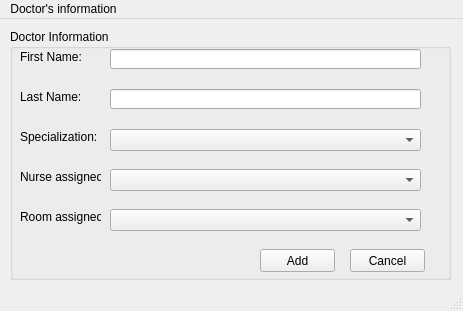
The window that Screens/Admin AddDoctor.ui (RaahimHash/DBMS-Project-UHU-Clinic) describes before a commit, drawn with Qt 5.
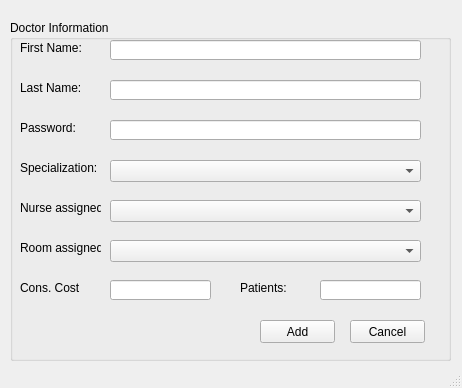
The same window after the commit.

The edit to the form file:
```diff
--- a/Screens/Admin AddDoctor.ui
+++ b/Screens/Admin AddDoctor.ui
@@ -6,8 +6,8 @@
    <rect>
     <x>0</x>
     <y>0</y>
-    <width>463</width>
-    <height>311</height>
+    <width>462</width>
+    <height>388</height>
    </rect>
   </property>
   <property name="windowTitle">
@@ -18,9 +18,9 @@
     <property name="geometry">
      <rect>
       <x>10</x>
-      <y>10</y>
+      <y>20</y>
       <width>441</width>
-      <height>251</height>
+      <height>341</height>
      </rect>
     </property>
     <property name="title">
@@ -69,7 +69,7 @@
      <property name="geometry">
       <rect>
        <x>250</x>
-       <y>220</y>
+       <y>300</y>
        <width>75</width>
        <height>23</height>
       </rect>
@@ -82,7 +82,7 @@
      <property name="geometry">
       <rect>
        <x>340</x>
-       <y>220</y>
+       <y>300</y>
        <width>75</width>
        <height>23</height>
       </rect>
@@ -108,7 +108,7 @@
      <property name="geometry">
       <rect>
        <x>10</x>
-       <y>100</y>
+       <y>140</y>
        <width>81</width>
        <height>16</height>
       </rect>
@@ -121,7 +121,7 @@
      <property name="geometry">
       <rect>
        <x>100</x>
-       <y>100</y>
+       <y>140</y>
        <width>311</width>
        <height>22</height>
       </rect>
@@ -131,7 +131,7 @@
      <property name="geometry">
       <rect>
        <x>100</x>
-       <y>140</y>
+       <y>180</y>
        <width>311</width>
        <height>22</height>
       </rect>
@@ -141,7 +141,7 @@
      <property name="geometry">
       <rect>
        <x>10</x>
-       <y>140</y>
+       <y>180</y>
        <width>81</width>
        <height>16</height>
       </rect>
@@ -154,7 +154,7 @@
      <property name="geometry">
       <rect>
        <x>10</x>
-       <y>180</y>
+       <y>220</y>
        <width>81</width>
        <height>16</height>
       </rect>
@@ -167,30 +167,101 @@
      <property name="geometry">
       <rect>
        <x>100</x>
-       <y>180</y>
+       <y>220</y>
        <width>311</width>
        <height>22</height>
       </rect>
      </property>
     </widget>
+    <widget class="QLineEdit" name="linePassword">
+     <property name="geometry">
+      <rect>
+       <x>100</x>
+       <y>100</y>
+       <width>311</width>
+       <height>20</height>
+      </rect>
+     </property>
+     <property name="echoMode">
+      <enum>QLineEdit::Password</enum>
+     </property>
+     <property name="readOnly">
+      <bool>false</bool>
+     </property>
+    </widget>
+    <widget class="QLabel" name="label_6">
+     <property name="geometry">
+      <rect>
+       <x>10</x>
+       <y>100</y>
+       <width>81</width>
+       <height>16</height>
+      </rect>
+     </property>
+     <property name="text">
+      <string>Password:</string>
+     </property>
+    </widget>
+    <widget class="QLabel" name="label_7">
+     <property name="geometry">
+      <rect>
+       <x>10</x>
+       <y>260</y>
+       <width>81</width>
+       <height>16</height>
+      </rect>
+     </property>
+     <property name="text">
+      <string>Cons. Cost</string>
+     </property>
+    </widget>
+    <widget class="QLineEdit" name="linePatients">
+     <property name="geometry">
+      <rect>
+       <x>310</x>
+       <y>260</y>
+       <width>101</width>
+       <height>20</height>
+      </rect>
+     </property>
+     <property name="echoMode">
+      <enum>QLineEdit::Normal</enum>
+     </property>
+     <property name="readOnly">
+      <bool>false</bool>
+     </property>
+    </widget>
+    <widget class="QLineEdit" name="lineCost">
+     <property name="geometry">
+      <rect>
+       <x>100</x>
+       <y>260</y>
+       <width>101</width>
+       <height>20</height>
+      </rect>
+     </property>
+     <property name="echoMode">
+      <enum>QLineEdit::Normal</enum>
+     </property>
+     <property name="readOnly">
+      <bool>false</bool>
+     </property>
+    </widget>
+    <widget class="QLabel" name="label_15">
+     <property name="geometry">
+      <rect>
+       <x>230</x>
+       <y>260</y>
+       <width>81</width>
+       <height>16</height>
+      </rect>
+     </property>
+     <property name="text">
+      <string>Patients:</string>
+     </property>
+    </widget>
    </widget>
   </widget>
-  <widget class="QMenuBar" name="menubar">
-   <property name="geometry">
-    <rect>
-     <x>0</x>
-     <y>0</y>
-     <width>463</width>
-     <height>21</height>
-    </rect>
-   </property>
-   <widget class="QMenu" name="menuScreen7">
-    <property name="title">
-     <string>Doctor's information</string>
-    </property>
-   </widget>
-   <addaction name="menuScreen7"/>
-  </widget>
   <widget class="QStatusBar" name="statusbar"/>
  </widget>
  <resources/>
```
Left out of the diff: 3 changed lines with no effect on the pictures.
